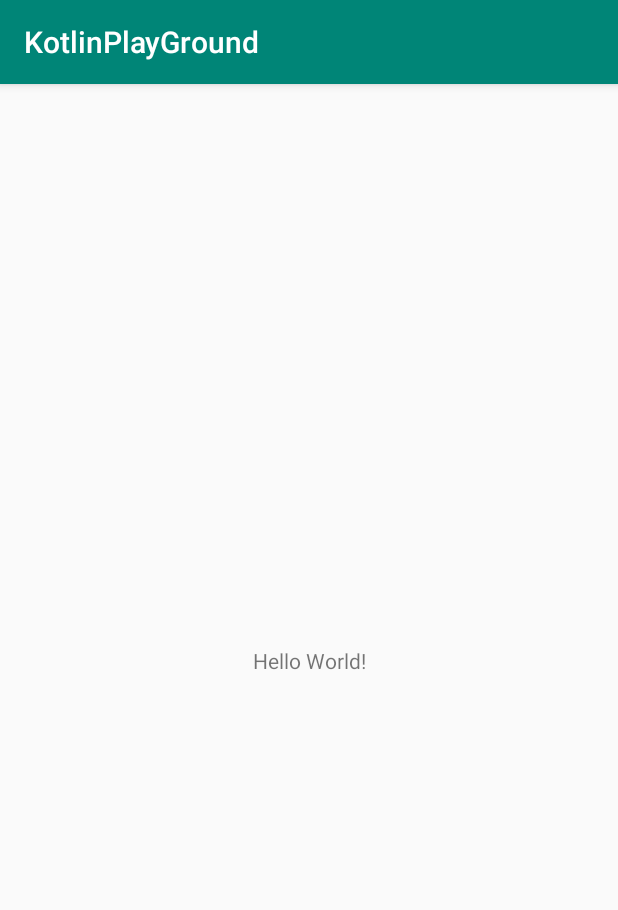
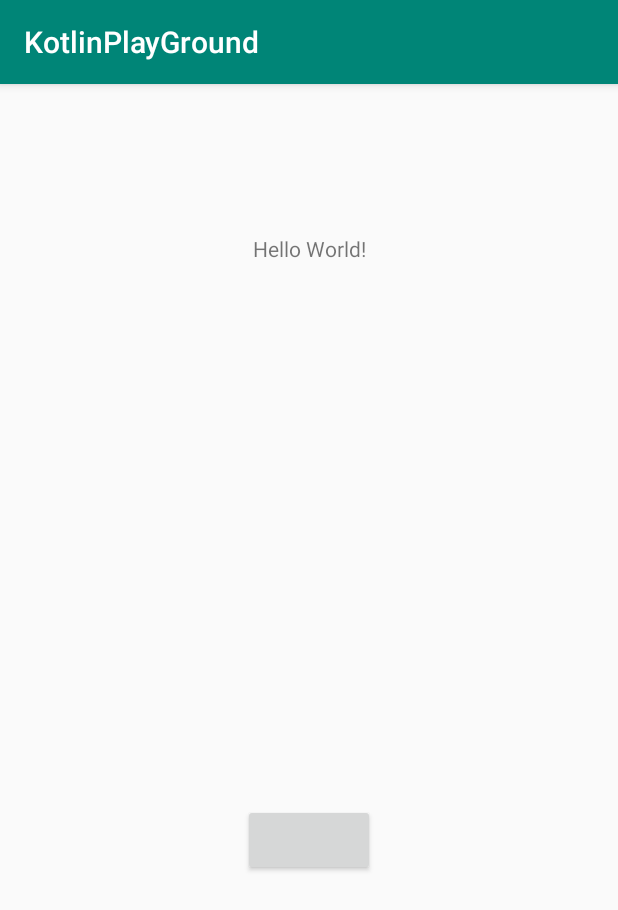
Before and after one commit to mariyarajendran/KotlinAndroid, an Android app: the screen it shows after launch (MainActivity), on a phone screen of 412 x 824 dp. Shown: the top 910 px of the screen. Run offline under Robolectric (Android 15) with nearby library versions, the phone set to English and light mode, and no system bars; 1 statement that could not run was skipped.

Commit message:
BaseActivity Added

```diff
--- a/app/src/main/AndroidManifest.xml
+++ b/app/src/main/AndroidManifest.xml
@@ -12,7 +12,7 @@
         android:supportsRtl="true"
         android:theme="@style/AppTheme"
         android:usesCleartextTraffic="true">
-        <activity android:name=".MainActivity">
+        <activity android:name="absa.cgs.com.screens.kotlinplayground.MainActivity">
             <intent-filter>
                 <action android:name="android.intent.action.MAIN" />
 
--- a/app/src/main/java/absa/cgs/com/api/Api.kt
+++ b/app/src/main/java/absa/cgs/com/api/Api.kt
@@ -1,6 +1,6 @@
 package absa.cgs.com.api
 
-import absa.cgs.com.kotlinplayground.MainRequest
+import absa.cgs.com.screens.kotlinplayground.MainRequest
 import org.json.JSONObject
 import retrofit2.Call
 import retrofit2.http.*
--- /dev/null
+++ b/app/src/main/java/absa/cgs/com/screens/base/BaseActivity.kt
@@ -0,0 +1,34 @@
+package absa.cgs.com.screens.base
+
+import android.content.Context
+import android.os.Bundle
+import android.support.v7.app.AppCompatActivity
+
+open class BaseActivity : AppCompatActivity() {
+
+
+    override fun onCreate(savedInstanceState: Bundle?) {
+        super.onCreate(savedInstanceState)
+    }
+
+    override fun onResume() {
+        super.onResume()
+    }
+
+    override fun onPause() {
+        super.onPause()
+    }
+
+    override fun onDestroy() {
+        super.onDestroy()
+    }
+
+
+    override fun onStop() {
+        super.onStop()
+    }
+
+    override fun attachBaseContext(newBase: Context?) {
+        super.attachBaseContext(newBase)
+    }
+}
--- a/app/src/main/java/absa/cgs/com/kotlinplayground/MainActivity.kt
+++ b/app/src/main/java/absa/cgs/com/screens/kotlinplayground/MainActivity.kt
@@ -1,10 +1,12 @@
-package absa.cgs.com.kotlinplayground
+package absa.cgs.com.screens.kotlinplayground
 
+import absa.cgs.com.kotlinplayground.R
+import absa.cgs.com.screens.base.BaseActivity
 import absa.cgs.com.utils.CommonUtils
 import android.support.v7.app.AppCompatActivity
 import android.os.Bundle
 
-class MainActivity : AppCompatActivity(), MainView {
+class MainActivity : BaseActivity(), MainView {
 
     var commonUtils = CommonUtils(this)
     private val presenterMain = MainPresenter(this, MainInteractor())
--- a/app/src/main/java/absa/cgs/com/kotlinplayground/MainInteractor.kt
+++ b/app/src/main/java/absa/cgs/com/screens/kotlinplayground/MainInteractor.kt
@@ -1,4 +1,4 @@
-package absa.cgs.com.kotlinplayground
+package absa.cgs.com.screens.kotlinplayground
 
 import absa.cgs.com.api.DefaultResponse
 import absa.cgs.com.api.RetrofitClient
--- a/app/src/main/java/absa/cgs/com/kotlinplayground/MainPresenter.kt
+++ b/app/src/main/java/absa/cgs/com/screens/kotlinplayground/MainPresenter.kt
@@ -1,4 +1,4 @@
-package absa.cgs.com.kotlinplayground
+package absa.cgs.com.screens.kotlinplayground
 
 import org.json.JSONObject
 
--- a/app/src/main/java/absa/cgs/com/kotlinplayground/MainRequest.kt
+++ b/app/src/main/java/absa/cgs/com/screens/kotlinplayground/MainRequest.kt
@@ -1,3 +1,3 @@
-package absa.cgs.com.kotlinplayground
+package absa.cgs.com.screens.kotlinplayground
 
 data class MainRequest(val categoryId: Int, val Name: String)
--- a/app/src/main/java/absa/cgs/com/kotlinplayground/MainView.kt
+++ b/app/src/main/java/absa/cgs/com/screens/kotlinplayground/MainView.kt
@@ -1,4 +1,4 @@
-package absa.cgs.com.kotlinplayground
+package absa.cgs.com.screens.kotlinplayground
 
 interface MainView {
     fun onSuccessResponse(message: String)
--- a/app/src/main/res/layout/activity_kotlin_play_ground.xml
+++ b/app/src/main/res/layout/activity_kotlin_play_ground.xml
@@ -4,15 +4,30 @@
     xmlns:tools="http://schemas.android.com/tools"
     android:layout_width="match_parent"
     android:layout_height="match_parent"
-    tools:context=".MainActivity">
+    tools:context="absa.cgs.com.screens.kotlinplayground.MainActivity">
 
     <TextView
+        android:id="@+id/tv"
         android:layout_width="wrap_content"
         android:layout_height="wrap_content"
+        android:layout_marginTop="100dp"
         android:text="Hello World!"
-        app:layout_constraintBottom_toBottomOf="parent"
+        app:layout_constraintEnd_toEndOf="parent"
         app:layout_constraintLeft_toLeftOf="parent"
         app:layout_constraintRight_toRightOf="parent"
+        app:layout_constraintStart_toStartOf="parent"
         app:layout_constraintTop_toTopOf="parent" />
 
+
+    <Button
+        android:layout_width="wrap_content"
+        android:layout_height="wrap_content"
+        app:layout_constraintBottom_toBottomOf="parent"
+        app:layout_constraintEnd_toEndOf="parent"
+        app:layout_constraintLeft_toLeftOf="parent"
+        app:layout_constraintRight_toRightOf="parent"
+        app:layout_constraintStart_toStartOf="parent"
+        app:layout_constraintTop_toBottomOf="@+id/tv"
+        app:layout_constraintVertical_bias="0.6" />
+
 </android.support.constraint.ConstraintLayout>
```
